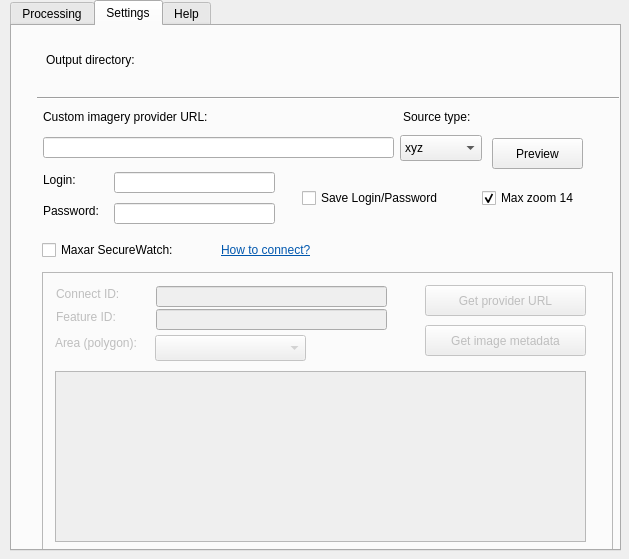
Above: src/geoalert_master_src/main_dialog.ui from Geoalert/mapflow-qgis before the change. Below: the same form after it.
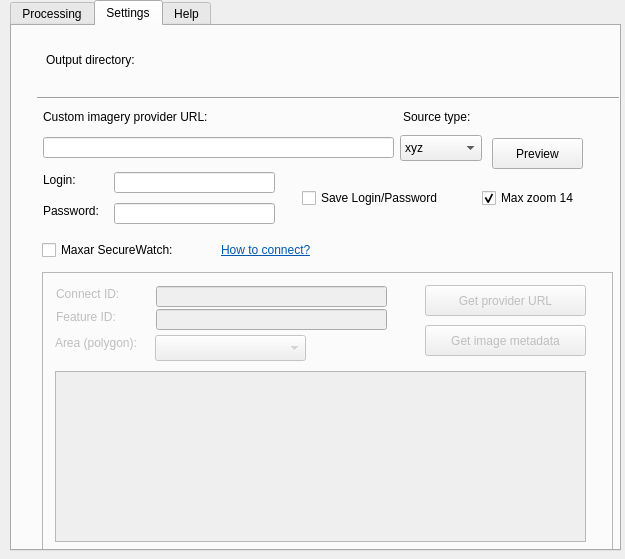
That is the form after the change. The open tabs and pages were chosen to show the change. Custom widgets are drawn as their Qt base class.

Commit message:
Rewrite processing creation
Clean up, pythonicize, refactor. More readable code in fewer lines
and fewer function calls, etc.

```diff
--- a/src/geoalert_master_src/main_dialog.ui
+++ b/src/geoalert_master_src/main_dialog.ui
@@ -6,7 +6,7 @@
    <rect>
     <x>0</x>
     <y>0</y>
-    <width>629</width>
+    <width>625</width>
     <height>559</height>
    </rect>
   </property>
```
Left out of the diff: 13 changed lines with no effect on the pictures. The commit also changes 1 other file.
